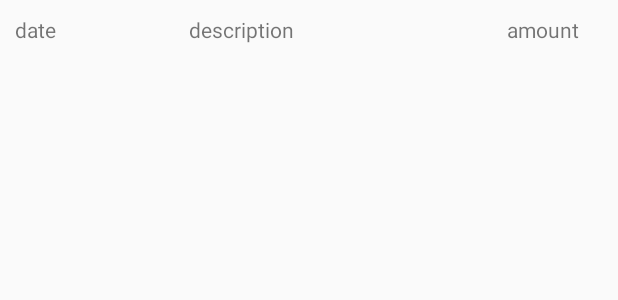
After one commit to YaDaniil/FAP, an Android app: the layout record_item.xml on its own in the app's theme, with its tools: preview values and no code run, on a phone screen of 412 x 824 dp. The commit adds this screen. Shown: the top 300 px of the screen. Run offline under Robolectric (Android 15) with nearby library versions, the phone set to English and light mode, and no system bars.

Commit message:
Created record item initial design

```diff
--- /dev/null
+++ b/app/src/main/res/layout/record_item.xml
@@ -0,0 +1,40 @@
+<?xml version="1.0" encoding="utf-8"?>
+<LinearLayout xmlns:android="http://schemas.android.com/apk/res/android"
+    android:orientation="vertical" android:layout_width="match_parent"
+    android:layout_height="wrap_content">
+
+
+    <LinearLayout
+        android:layout_width="match_parent"
+        android:layout_height="match_parent"
+        android:orientation="horizontal">
+
+        <TextView
+            android:id="@+id/date_textView"
+            android:text="date"
+            android:layout_width="0dp"
+            android:layout_weight="1.5"
+            android:layout_height="wrap_content"
+            android:layout_margin="@dimen/record_item_textview_margin"/>
+
+
+        <TextView
+            android:layout_width="0dp"
+            android:layout_weight="3"
+            android:layout_height="wrap_content"
+            android:id="@+id/description_textView"
+            android:text="description"
+            android:layout_margin="@dimen/record_item_textview_margin"/>
+
+
+        <TextView
+            android:layout_width="0dp"
+            android:layout_weight="1"
+            android:layout_height="wrap_content"
+            android:id="@+id/amount_textView"
+            android:text="amount"
+            android:layout_margin="@dimen/record_item_textview_margin"/>
+
+    </LinearLayout>
+
+</LinearLayout>
--- a/app/src/main/res/values/dimens.xml
+++ b/app/src/main/res/values/dimens.xml
@@ -4,4 +4,5 @@
     <dimen name="activity_vertical_margin">16dp</dimen>
     <dimen name="buttonHeight">100dp</dimen>
     <dimen name="balanceHeight">30dp</dimen>
+    <dimen name="record_item_textview_margin">10dp</dimen>
 </resources>
```
